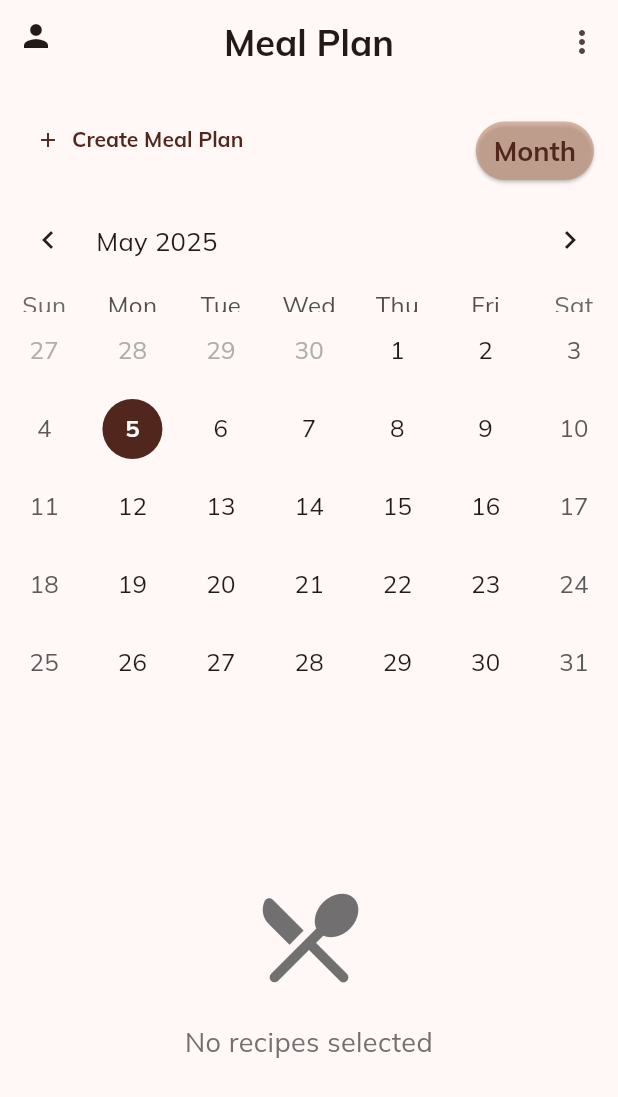
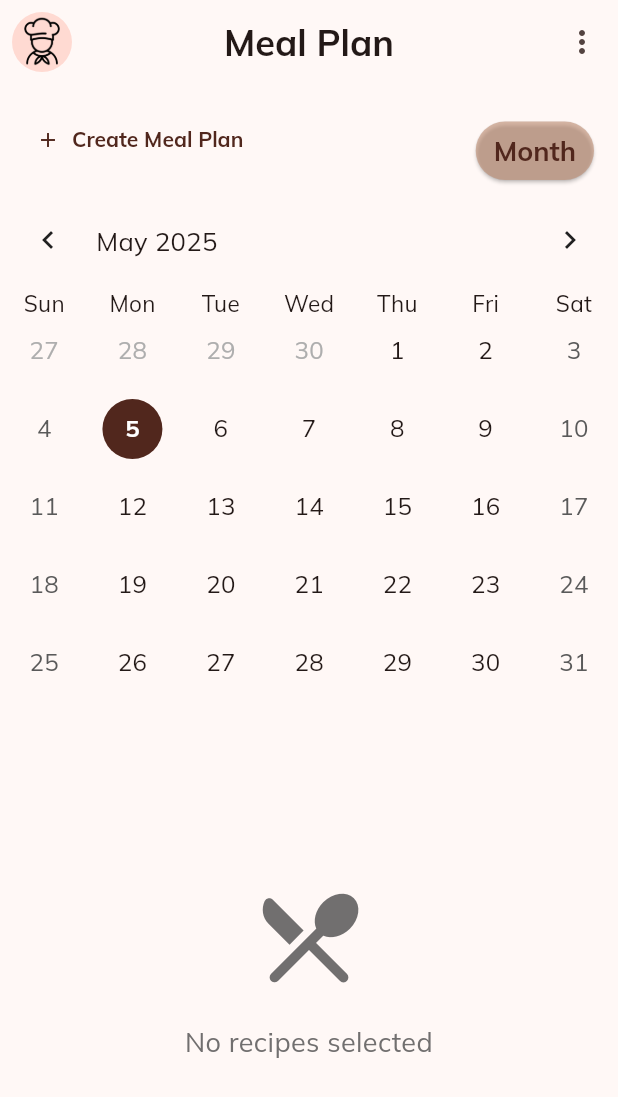
Before and after one commit to ReemJ23/Kitchenly, a Flutter app: the MealPlanScreen screen opened directly, on a phone screen of 412 x 824 dp. Shown: the top 1097 px of the screen. Run offline on Flutter 3.47's test engine with Material 3 defaults, Android fonts, the phone set to English and light mode, and no system bars; drawn by our look-alikes of table_calendar; our stand-ins replace cached_network_image, cloud_firestore, firebase_auth, firebase_core, image_picker, shared_preferences; missing offline and left inert: openfoodfacts; accounts and stored records are empty; generated files the repository leaves out were written again.

Commit message:
(look at commit submessage)overall adjustments before finishing the meal plan's design
1-changed profile icon 2-fixed the way the days looked on the calendar 3-changed the icon that appears when dragging and dropping 4-added a bell icon when there are no notifications 5- made sure we used the appcolors to make code more readable

```diff
--- a/lib/screens/meal_plan_screen.dart
+++ b/lib/screens/meal_plan_screen.dart
@@ -173,7 +173,7 @@ class _MealPlanScreenState extends State<MealPlanScreen> {
                     '${DateFormat.yMMMd().format(start)} - ${DateFormat.yMMMd()
                         .format(end)}'),
                 trailing: IconButton(
-                  icon: Icon(Icons.delete, color: Colors.red),
+                  icon: Icon(Icons.delete, color: AppColors.deleteBg),
                   onPressed: () async {
                     final deletedPlanId = doc.id;
 
@@ -279,7 +279,9 @@ class _MealPlanScreenState extends State<MealPlanScreen> {
             return Stack(
               children: [
                 IconButton(
-                  icon: const Icon(Icons.person),
+                  icon: const CircleAvatar(
+                      backgroundImage: AssetImage('assets/images/icons/profile_chef_icon.png'),
+                      backgroundColor: AppColors.profileIconBg,),
                   tooltip: AppLocalizations.of(context)!.profile,
                   onPressed: () {
                     Navigator.push(
@@ -451,6 +453,10 @@ class _MealPlanScreenState extends State<MealPlanScreen> {
             },
             onPageChanged: (focusedDay) => _focusedDay = focusedDay,
             eventLoader: (day) => _getEventsForDay(day),
+            daysOfWeekStyle: DaysOfWeekStyle(
+              weekdayStyle: TextStyle(fontSize: 15),
+              weekendStyle: TextStyle(fontSize: 15),
+            ),
             headerStyle: HeaderStyle(
               formatButtonVisible: false,
             ),
--- a/lib/screens/profile_screen.dart
+++ b/lib/screens/profile_screen.dart
@@ -3,7 +3,7 @@ import 'package:flutter/material.dart';
 import 'package:flutter_gen/gen_l10n/app_localizations.dart';
 import 'package:cloud_firestore/cloud_firestore.dart';
 import 'package:image_picker/image_picker.dart';
-import 'package:kitchenly/screens/notifications.dart';
+import 'package:kitchenly/screens/notifications_screen.dart';
 import 'package:shared_preferences/shared_preferences.dart';
 import 'dart:convert';
 import 'dart:io';
--- a/lib/screens/welcome_screen.dart
+++ b/lib/screens/welcome_screen.dart
@@ -3,7 +3,6 @@ import 'package:kitchenly/routes.dart';
 import 'package:flutter_gen/gen_l10n/app_localizations.dart';
 import 'package:kitchenly/utils/colors.dart';
 import 'package:shared_preferences/shared_preferences.dart';
-import 'package:kitchenly/utils/font_helper.dart';
 import 'dart:async';
 import '../main.dart';
 
@@ -14,7 +13,7 @@ class WelcomeScreen extends StatefulWidget {
 }
 
 class _WelcomeScreenState extends State<WelcomeScreen> with TickerProviderStateMixin{
-String selectedLanguage = 'en';  // Default language
+String selectedLanguage = 'en';
 late AnimationController _rotationController;
 int _currentIndex = 0;
 double _opacity = 1.0;
--- a/lib/utils/colors.dart
+++ b/lib/utils/colors.dart
@@ -20,10 +20,14 @@ class AppColors {
   static const Color pastExpirationDate= Color(0xFFFF0000);
   static const Color categoryExpandedBg= Color(0x99BF8E73);
   static const Color deleteBg= Color(0xFFFF0000);
+  static const Color declineFriend = Color(0xFFFF0000);
+  static const Color dismissNotification = Color(0xFFFF0000);
+  static const Color acceptFriend = Color(0xFF2DB30F);
   static const Color hint = Color(0xFF716F6F);
   static const Color calendarText = Color(0xFF000000);
   static const Color focusedDayBg = Color(0xFF51271D);
   static const Color focusedDayText = Color(0xFFFFFFFF);
   static const Color iconColor = Color(0xFF716F6F);
+  static const Color profileIconBg = Color(0xFFFFDAD2);
 
 }
--- a/pubspec.yaml
+++ b/pubspec.yaml
@@ -87,6 +87,7 @@ flutter:
     - assets/images/allergies/eggs.png
     - assets/images/allergies/gluten.png
     - assets/images/allergies/dairy.png
+    - assets/images/icons/profile_chef_icon.png
 
   fonts:
     - family: Mulish
```
Also changed, not shown: lib/screens/inventory_screen.dart (+7 -3 lines), lib/screens/myrecipes_screen.dart (+8 -2 lines), lib/screens/notifications_screen.dart (renamed from lib/screens/notifications.dart, +31 -19 lines), lib/screens/shopping_list_screen.dart (+7 -4 lines), assets/images/icons/profile_chef_icon.png (added), pubspec.lock, 4 other files.
